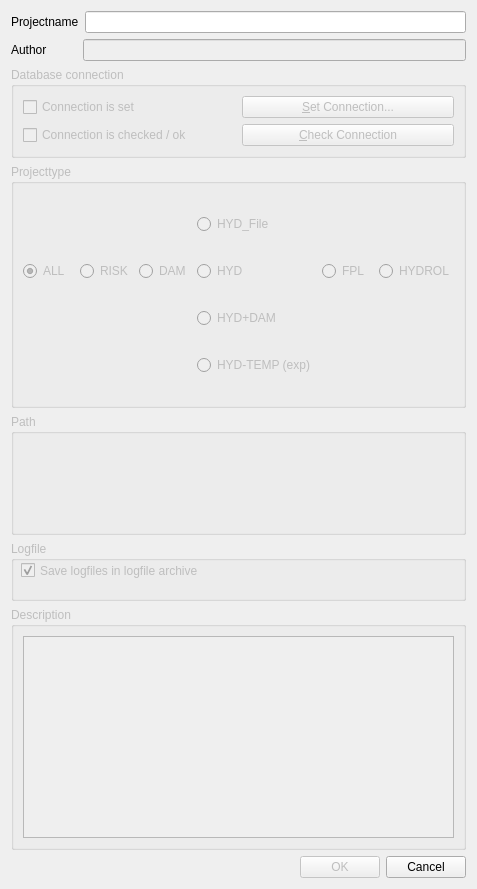
Qt form source_code/system_sys/source_code/gui/Sys_New_Project_Dia.ui (dabachma/LoFloDes) before a commit.
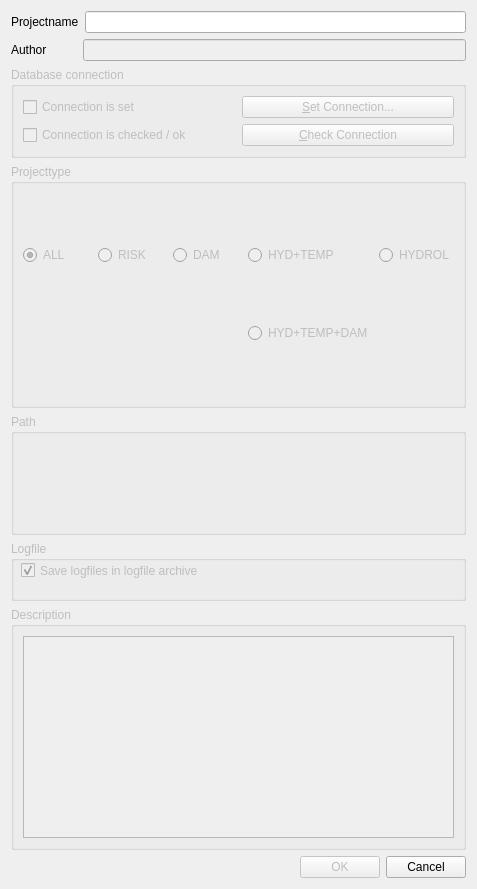
The same form after that commit. Icons and pictures are not drawn. Custom widgets are drawn as their Qt base class.

What changed in the file:
```diff
--- a/source_code/system_sys/source_code/gui/Sys_New_Project_Dia.ui
+++ b/source_code/system_sys/source_code/gui/Sys_New_Project_Dia.ui
@@ -151,35 +151,21 @@
       <string>Projecttype</string>
      </property>
      <layout class="QGridLayout" name="gridLayout_2">
-      <item row="1" column="5">
+      <item row="0" column="4">
        <widget class="QRadioButton" name="radioButton_hydrol">
         <property name="text">
          <string>HYDROL</string>
         </property>
        </widget>
       </item>
-      <item row="1" column="3">
-       <widget class="QRadioButton" name="radioButton_hyd">
-        <property name="text">
-         <string>HYD</string>
-        </property>
-       </widget>
-      </item>
       <item row="0" column="3">
-       <widget class="QRadioButton" name="radioButton_hyd_file">
+       <widget class="QRadioButton" name="radioButton_hyd">
         <property name="text">
-         <string>HYD_File</string>
+         <string>HYD+TEMP</string>
         </property>
        </widget>
       </item>
-      <item row="3" column="3">
-       <widget class="QRadioButton" name="radioButton_hyd_dam">
-        <property name="text">
-         <string>HYD+DAM</string>
-        </property>
-       </widget>
-      </item>
-      <item row="1" column="0">
+      <item row="0" column="0">
        <widget class="QRadioButton" name="radioButton_all_types">
         <property name="text">
          <string>ALL</string>
@@ -189,34 +175,27 @@
         </property>
        </widget>
       </item>
-      <item row="1" column="1">
+      <item row="0" column="1">
        <widget class="QRadioButton" name="radioButton_risk_typ">
         <property name="text">
          <string>RISK</string>
         </property>
        </widget>
       </item>
-      <item row="1" column="2">
+      <item row="2" column="3">
+       <widget class="QRadioButton" name="radioButton_hyd_dam">
+        <property name="text">
+         <string>HYD+TEMP+DAM</string>
+        </property>
+       </widget>
+      </item>
+      <item row="0" column="2">
        <widget class="QRadioButton" name="radioButton_dam_typ">
         <property name="text">
          <string>DAM</string>
         </property>
        </widget>
       </item>
-      <item row="1" column="4">
-       <widget class="QRadioButton" name="radioButton_fpl_typ">
-        <property name="text">
-         <string>FPL</string>
-        </property>
-       </widget>
-      </item>
-      <item row="4" column="3">
-       <widget class="QRadioButton" name="radioButton_hyd_temp">
-        <property name="text">
-         <string>HYD-TEMP (exp)</string>
-        </property>
-       </widget>
-      </item>
      </layout>
     </widget>
    </item>
```
